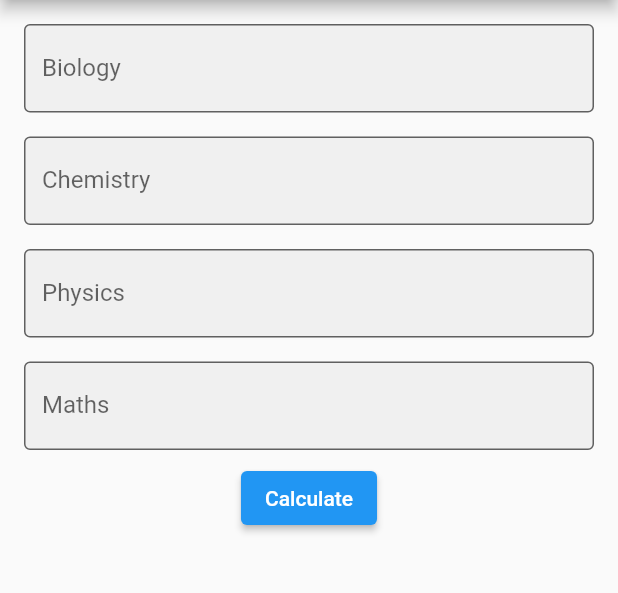
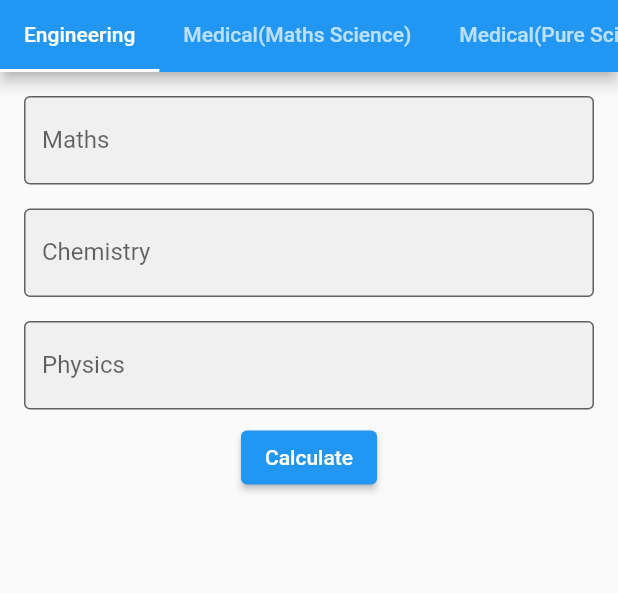
Before and after one commit to manimaran96/cut-off-calci, a Flutter app: the screen it shows after launch, on a phone screen of 412 x 824 dp, the part 84-677 px from its top. Run offline on Flutter 3.47's test engine with Material 2 defaults, Android fonts, the phone set to English and light mode, and no system bars.

Commit message:
Tab bar and UI added for all calculation mode

```diff
--- /dev/null
+++ b/lib/components/tab_item.dart
@@ -0,0 +1,18 @@
+
+import 'package:flutter/cupertino.dart';
+import 'package:flutter/material.dart';
+
+class TabItemWidget extends StatefulWidget {
+  final String text;
+  TabItemWidget({required this.text, Key? key}) : super(key: key);
+
+  @override
+  State<TabItemWidget> createState() => _TabItemWidgetState();
+}
+
+class _TabItemWidgetState extends State<TabItemWidget> {
+  @override
+  Widget build(BuildContext context) {
+    return Tab(text: widget.text);
+  }
+}
--- /dev/null
+++ b/lib/input_fields/input_fileds_page.dart
@@ -0,0 +1,62 @@
+
+
+import 'package:cut_off_calci/components/button.dart';
+import 'package:cut_off_calci/components/edit_text.dart';
+import 'package:cut_off_calci/utils/app_constants.dart';
+import 'package:flutter/material.dart';
+
+class InputFieldsPage extends StatefulWidget {
+  final CalculationType? type;
+  InputFieldsPage({required this.type, Key? key}) : super(key: key);
+
+  @override
+  State<InputFieldsPage> createState() => _InputFieldsPageState();
+}
+
+class _InputFieldsPageState extends State<InputFieldsPage> {
+  @override
+  Widget build(BuildContext context) {
+    debugPrint((widget.type ?? CalculationType.Engineering).toString());
+    return Container(
+      child: Padding(
+        padding: const EdgeInsets.all(8.0),
+        child: Column(
+          children: [
+            if (showMathsInput(widget.type))
+              EditTextWidget(label: "Maths", hintText: "Enter your maths mark"),
+            if (showBiologyInput(widget.type))
+              EditTextWidget(label: "Biology", hintText: "Enter your biology mark"),
+            if (showBotanyInput(widget.type))
+              EditTextWidget(label: "Botany", hintText: "Enter your botany mark"),
+            if (showZoologyInput(widget.type))
+              EditTextWidget(label: "Zoology", hintText: "Enter your zoology mark"),
+            EditTextWidget(label: "Chemistry", hintText: "Enter your chemistry mark"),
+            EditTextWidget(label: "Physics", hintText: "Enter your physics mark"),
+            ButtonWidget()
+          ],
+        ),
+      ),
+    );
+  }
+
+  /// Engineering Cut-off = (Maths / 2) + (Chemistry / 4) + (Physics / 4)
+  /// Medical Cut-off (Biomaths) = (Biology / 2) + (Chemistry / 4) + (Physics / 4)
+  /// Medical Cut-off (Pure Science) = (Botany / 4) + (Zoology / 4) + (Chemistry / 4) + (Physics / 4)
+  /// Agriculture Cut-off = (Biology / 4) + (Maths / 4) + (Chemistry / 4) + (Physics / 4)
+
+  bool showMathsInput(CalculationType? type) {
+    return [CalculationType.Engineering, CalculationType.Agriculture].contains(type);
+  }
+
+  bool showBiologyInput(CalculationType? type) {
+    return [CalculationType.Medical_Maths_Science, CalculationType.Agriculture].contains(type);
+  }
+
+  bool showBotanyInput(CalculationType? type) {
+    return [CalculationType.Medical_Pure_Science].contains(type);
+  }
+
+  bool showZoologyInput(CalculationType? type) {
+    return [CalculationType.Medical_Pure_Science].contains(type);
+  }
+}
--- a/lib/main.dart
+++ b/lib/main.dart
@@ -1,7 +1,8 @@
-import 'package:cut_off_calci/components/button.dart';
+import 'package:cut_off_calci/components/tab_item.dart';
+import 'package:cut_off_calci/utils/app_constants.dart';
 import 'package:flutter/material.dart';
 
-import 'components/edit_text.dart';
+import 'input_fields/input_fileds_page.dart';
 
 void main() {
   runApp(const MyApp());
@@ -36,20 +37,28 @@ class _MyHomePageState extends State<MyHomePage> {
 
   @override
   Widget build(BuildContext context) {
-    return Scaffold(
-      appBar: AppBar(
-        title: Text(widget.title),
-      ),
-      body:  Padding(
-        padding: const EdgeInsets.all(8.0),
-        child: Column(
+    return DefaultTabController(
+      length: 4,
+      child: Scaffold(
+        appBar: AppBar(
+          title: Text(widget.title),
+          bottom: TabBar(
+            isScrollable: true,
+            tabs: [
+              TabItemWidget(text: "Engineering",),
+              TabItemWidget(text: "Medical(Maths Science)",),
+              TabItemWidget(text: "Medical(Pure Science)",),
+              TabItemWidget(text: "Agriculture",),
+            ],
+          ),
+        ),
+        body:  TabBarView(
           children: [
-              EditTextWidget(label: "Biology", hintText: "Enter your biology mark"),
-              EditTextWidget(label: "Chemistry", hintText: "Enter your chemistry mark"),
-              EditTextWidget(label: "Physics", hintText: "Enter your physics mark"),
-              EditTextWidget(label: "Maths", hintText: "Enter your maths mark"),
-              ButtonWidget()
-            ],
+            InputFieldsPage(type: CalculationType.Engineering),
+            InputFieldsPage(type: CalculationType.Medical_Maths_Science),
+            InputFieldsPage(type: CalculationType.Medical_Pure_Science),
+            InputFieldsPage(type: CalculationType.Agriculture),
+          ],
         ),
       ),
     );
--- /dev/null
+++ b/lib/utils/app_constants.dart
@@ -0,0 +1,11 @@
+
+class AppConstants {
+
+}
+
+enum CalculationType{
+  Engineering,
+  Medical_Maths_Science,
+  Medical_Pure_Science,
+  Agriculture
+}
```
